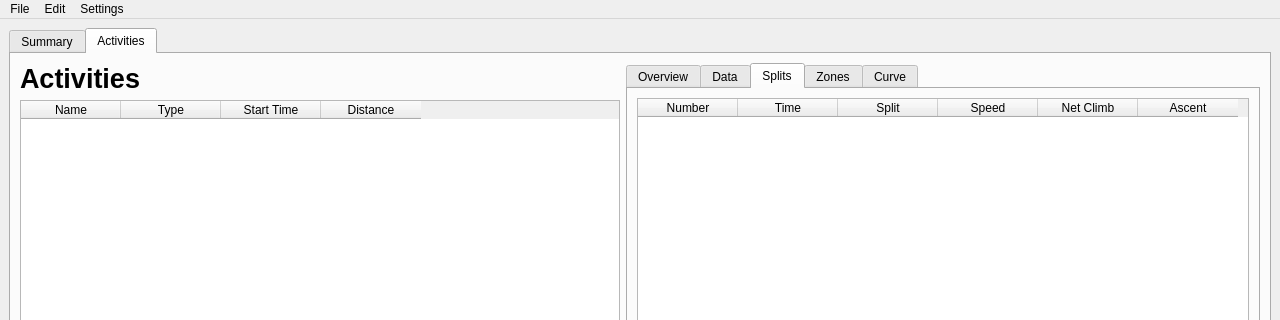
First picture: the form in resources/ui/main.ui, repository TomFryers/activate, before the edit; both pictures show x 0 to 1280 and y 0 to 320 of the 1280 by 720 pixel window.
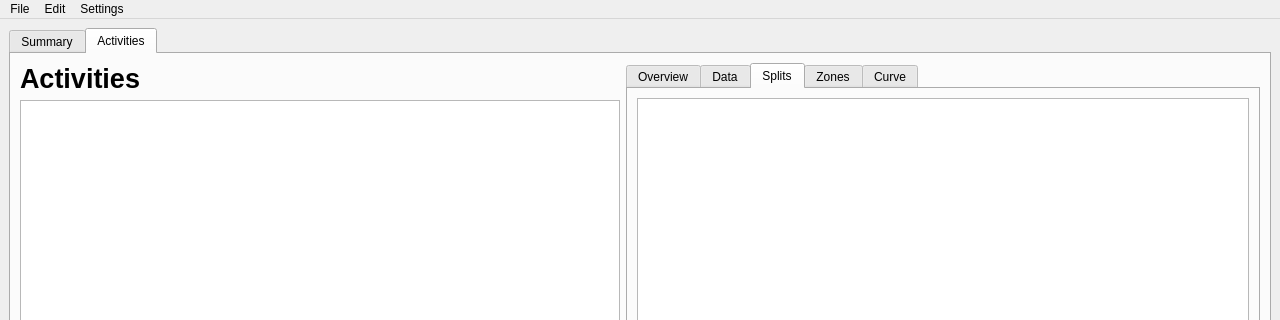
Second picture: the form after the edit. The open tabs and pages were chosen to show the change. Custom widgets are drawn as their Qt base class.

Commit message: Improve table implementation

```diff
--- a/resources/ui/main.ui
+++ b/resources/ui/main.ui
@@ -266,29 +266,6 @@
             <property name="cornerButtonEnabled">
              <bool>false</bool>
             </property>
-            <property name="columnCount">
-             <number>4</number>
-            </property>
-            <column>
-             <property name="text">
-              <string>Name</string>
-             </property>
-            </column>
-            <column>
-             <property name="text">
-              <string>Type</string>
-             </property>
-            </column>
-            <column>
-             <property name="text">
-              <string>Start Time</string>
-             </property>
-            </column>
-            <column>
-             <property name="text">
-              <string>Distance</string>
-             </property>
-            </column>
            </widget>
           </item>
          </layout>
@@ -483,45 +460,12 @@
               <property name="sortingEnabled">
                <bool>true</bool>
               </property>
-              <property name="columnCount">
-               <number>6</number>
-              </property>
               <attribute name="horizontalHeaderShowSortIndicator" stdset="0">
                <bool>true</bool>
               </attribute>
               <attribute name="verticalHeaderVisible">
                <bool>false</bool>
               </attribute>
-              <column>
-               <property name="text">
-                <string>Number</string>
-               </property>
-              </column>
-              <column>
-               <property name="text">
-                <string>Time</string>
-               </property>
-              </column>
-              <column>
-               <property name="text">
-                <string>Split</string>
-               </property>
-              </column>
-              <column>
-               <property name="text">
-                <string>Speed</string>
-               </property>
-              </column>
-              <column>
-               <property name="text">
-                <string>Net Climb</string>
-               </property>
-              </column>
-              <column>
-               <property name="text">
-                <string>Ascent</string>
-               </property>
-              </column>
              </widget>
             </item>
            </layout>
@@ -681,6 +625,16 @@
    <extends>QTableWidget</extends>
    <header>activate/app/tables.h</header>
   </customwidget>
+  <customwidget>
+   <class>SplitTable</class>
+   <extends>QTableWidget</extends>
+   <header>activate/app/tables.h</header>
+  </customwidget>
+  <customwidget>
+   <class>CurveTable</class>
+   <extends>QTableWidget</extends>
+   <header>activate/app/tables.h</header>
+  </customwidget>
  </customwidgets>
  <resources/>
  <connections>
```
Left out of the diff: 25 changed lines with no effect on the pictures. The commit also changes 2 other files.
